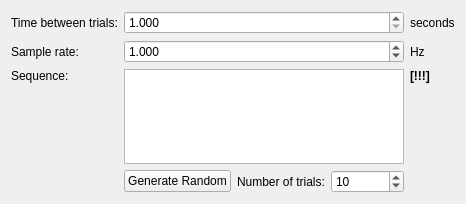
This is ObjectTrackMatrix/ExperimentSetup.ui in parallax-xallaraq/ObjectTrackMatrix as Qt 5 draws it before an edit. The edited form follows.
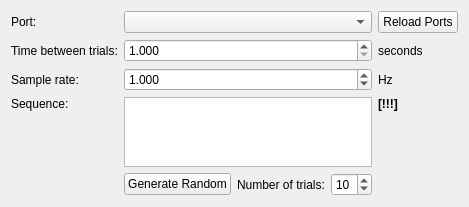
This is the edited form.

```diff
--- a/ObjectTrackMatrix/ExperimentSetup.ui
+++ b/ObjectTrackMatrix/ExperimentSetup.ui
@@ -14,51 +14,7 @@
    <string>Form</string>
   </property>
   <layout class="QGridLayout" name="gridLayout">
-   <item row="1" column="0">
-    <widget class="QLabel" name="label_timeBetweenTrials">
-     <property name="text">
-      <string>Time between trials:</string>
-     </property>
-    </widget>
-   </item>
-   <item row="1" column="1">
-    <widget class="QDoubleSpinBox" name="doubleSpinBox_timeBetweenTrials">
-     <property name="decimals">
-      <number>3</number>
-     </property>
-     <property name="minimum">
-      <double>1.000000000000000</double>
-     </property>
-    </widget>
-   </item>
-   <item row="3" column="1">
-    <widget class="QPlainTextEdit" name="plainTextEdit_sequence"/>
-   </item>
-   <item row="3" column="0" alignment="Qt::AlignTop">
-    <widget class="QLabel" name="label_sequence">
-     <property name="text">
-      <string>Sequence:</string>
-     </property>
-    </widget>
-   </item>
-   <item row="3" column="2">
-    <layout class="QVBoxLayout" name="verticalLayout_2">
-     <item alignment="Qt::AlignTop">
-      <widget class="QLabel" name="label_errSequence">
-       <property name="font">
-        <font>
-         <weight>75</weight>
-         <bold>true</bold>
-        </font>
-       </property>
-       <property name="text">
-        <string>[!!!]</string>
-       </property>
-      </widget>
-     </item>
-    </layout>
-   </item>
-   <item row="4" column="1">
+   <item row="6" column="1">
     <layout class="QHBoxLayout" name="horizontalLayout_2">
      <item>
       <widget class="QPushButton" name="pushButton_generateRandomSequence">
@@ -86,28 +42,48 @@
      </item>
     </layout>
    </item>
-   <item row="1" column="2">
-    <widget class="QLabel" name="label_secBetweenTrials">
-     <property name="text">
-      <string>seconds</string>
-     </property>
-    </widget>
-   </item>
-   <item row="2" column="0">
-    <widget class="QLabel" name="label_sampleRate">
-     <property name="text">
-      <string>Sample rate:</string>
-     </property>
-    </widget>
-   </item>
-   <item row="2" column="2">
+   <item row="4" column="2">
     <widget class="QLabel" name="label_HzSampleRate">
      <property name="text">
       <string>Hz</string>
      </property>
     </widget>
    </item>
-   <item row="2" column="1">
+   <item row="1" column="1">
+    <widget class="QComboBox" name="comboBox_port"/>
+   </item>
+   <item row="1" column="0">
+    <widget class="QLabel" name="label_port">
+     <property name="text">
+      <string>Port:</string>
+     </property>
+    </widget>
+   </item>
+   <item row="3" column="1">
+    <widget class="QDoubleSpinBox" name="doubleSpinBox_timeBetweenTrials">
+     <property name="decimals">
+      <number>3</number>
+     </property>
+     <property name="minimum">
+      <double>1.000000000000000</double>
+     </property>
+    </widget>
+   </item>
+   <item row="5" column="0" alignment="Qt::AlignTop">
+    <widget class="QLabel" name="label_sequence">
+     <property name="text">
+      <string>Sequence:</string>
+     </property>
+    </widget>
+   </item>
+   <item row="4" column="0">
+    <widget class="QLabel" name="label_sampleRate">
+     <property name="text">
+      <string>Sample rate:</string>
+     </property>
+    </widget>
+   </item>
+   <item row="4" column="1">
     <widget class="QDoubleSpinBox" name="doubleSpinBox_sampleRate">
      <property name="decimals">
       <number>3</number>
@@ -120,6 +96,47 @@
      </property>
     </widget>
    </item>
+   <item row="5" column="2">
+    <layout class="QVBoxLayout" name="verticalLayout_2">
+     <item alignment="Qt::AlignTop">
+      <widget class="QLabel" name="label_errSequence">
+       <property name="font">
+        <font>
+         <weight>75</weight>
+         <bold>true</bold>
+        </font>
+       </property>
+       <property name="text">
+        <string>[!!!]</string>
+       </property>
+      </widget>
+     </item>
+    </layout>
+   </item>
+   <item row="3" column="0">
+    <widget class="QLabel" name="label_timeBetweenTrials">
+     <property name="text">
+      <string>Time between trials:</string>
+     </property>
+    </widget>
+   </item>
+   <item row="5" column="1">
+    <widget class="QPlainTextEdit" name="plainTextEdit_sequence"/>
+   </item>
+   <item row="3" column="2">
+    <widget class="QLabel" name="label_secBetweenTrials">
+     <property name="text">
+      <string>seconds</string>
+     </property>
+    </widget>
+   </item>
+   <item row="1" column="2">
+    <widget class="QPushButton" name="pushButton_port">
+     <property name="text">
+      <string>Reload Ports</string>
+     </property>
+    </widget>
+   </item>
   </layout>
  </widget>
  <tabstops>
```
